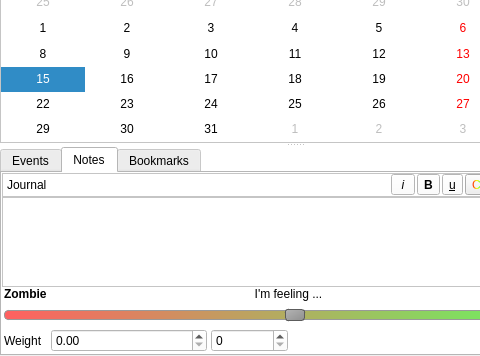
Old version of the form oscar/daily.ui in the repository littleyoda/oscar; both pictures show x 0 to 480 and y 96 to 452 of the 968 by 452 pixel window.
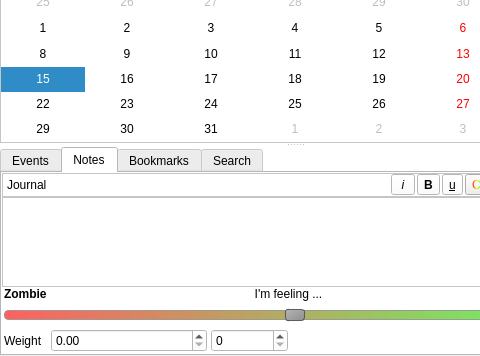
New version of the form. Icons and pictures are not drawn.

Commit message: added searchTab to dailyTab

What changed in the file:
```diff
--- a/oscar/daily.ui
+++ b/oscar/daily.ui
@@ -1402,6 +1402,11 @@
          </item>
         </layout>
        </widget>
+       <widget class="QWidget" name="searchTab">
+        <attribute name="title">
+         <string>Search</string>
+        </attribute>
+       </widget>
       </widget>
      </widget>
      <widget class="QWidget" name="layoutWidget">
```
The commit also changes 6 other files.
